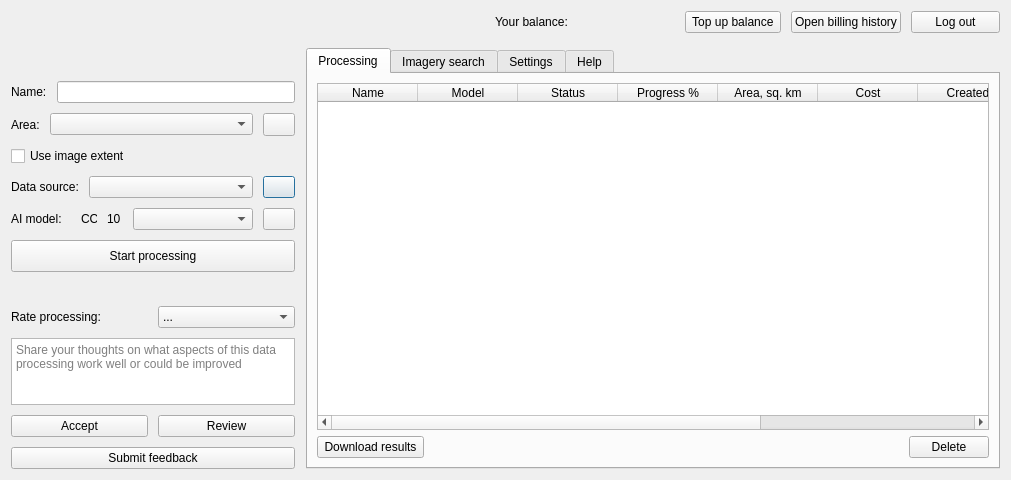
Above: mapflow/dialogs/static/ui/main_dialog.ui from Geoalert/mapflow-qgis before the change. Below: the same form after it.
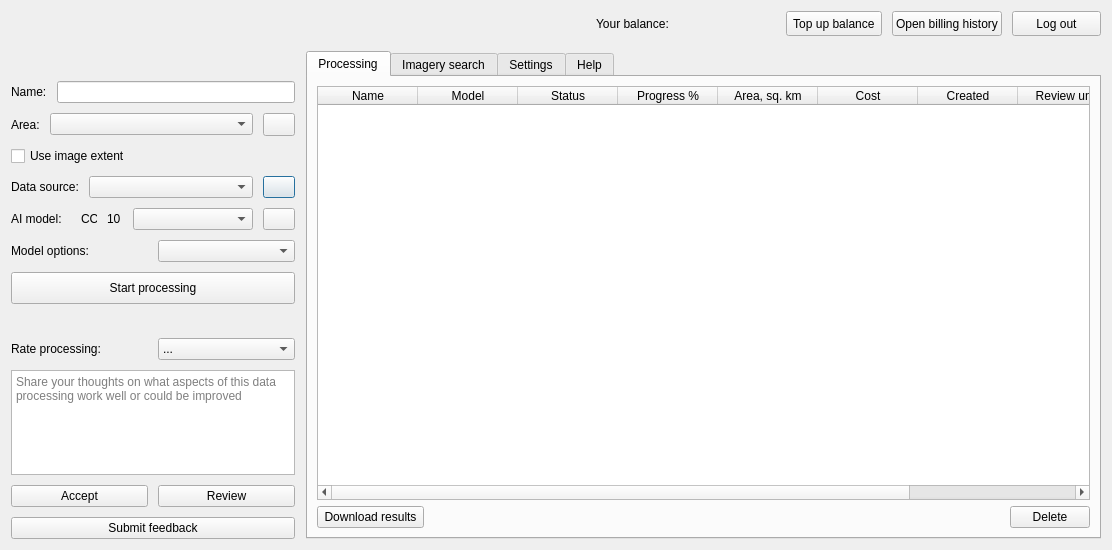
That is the form after the change. Icons and pictures are not drawn. Custom widgets are drawn as their Qt base class.

Commit message: WIP custom combobox class

Diff of the .ui file:
```diff
--- a/mapflow/dialogs/static/ui/main_dialog.ui
+++ b/mapflow/dialogs/static/ui/main_dialog.ui
@@ -6,14 +6,14 @@
    <rect>
     <x>0</x>
     <y>0</y>
-    <width>1011</width>
-    <height>480</height>
+    <width>1112</width>
+    <height>550</height>
    </rect>
   </property>
   <property name="minimumSize">
    <size>
     <width>0</width>
-    <height>480</height>
+    <height>550</height>
    </size>
   </property>
   <property name="windowTitle">
@@ -26,7 +26,7 @@
       <enum>QLayout::SetNoConstraint</enum>
      </property>
      <item>
-      <layout class="QVBoxLayout" name="procesingControlLayout" stretch="0,0,0,0,0,0,0,0,0,0,0,0">
+      <layout class="QVBoxLayout" name="procesingControlLayout" stretch="0,0,0,0,0,0,0,0,0,0,0,0,0">
        <property name="spacing">
         <number>10</number>
        </property>
@@ -449,6 +449,23 @@
          </item>
         </layout>
        </item>
+       <item>
+        <layout class="QHBoxLayout" name="horizontalLayout_8">
+         <property name="topMargin">
+          <number>0</number>
+         </property>
+         <item>
+          <widget class="QLabel" name="modelOptionsLabel">
+           <property name="text">
+            <string>Model options: </string>
+           </property>
+          </widget>
+         </item>
+         <item>
+          <widget class="CheckableComboBox" name="modelOptionsCombo"/>
+         </item>
+        </layout>
+       </item>
        <item>
         <layout class="QVBoxLayout" name="verticalLayout_3">
          <property name="spacing">
@@ -602,7 +619,7 @@
          <property name="minimumSize">
           <size>
            <width>200</width>
-           <height>60</height>
+           <height>40</height>
           </size>
          </property>
          <property name="maximumSize">
@@ -1801,6 +1818,11 @@
    <header>qgscollapsiblegroupbox.h</header>
    <container>1</container>
   </customwidget>
+  <customwidget>
+   <class>CheckableComboBox</class>
+   <extends>QComboBox</extends>
+   <header>widgets</header>
+  </customwidget>
  </customwidgets>
  <resources/>
  <connections>
```
The commit also changes 3 other files.
